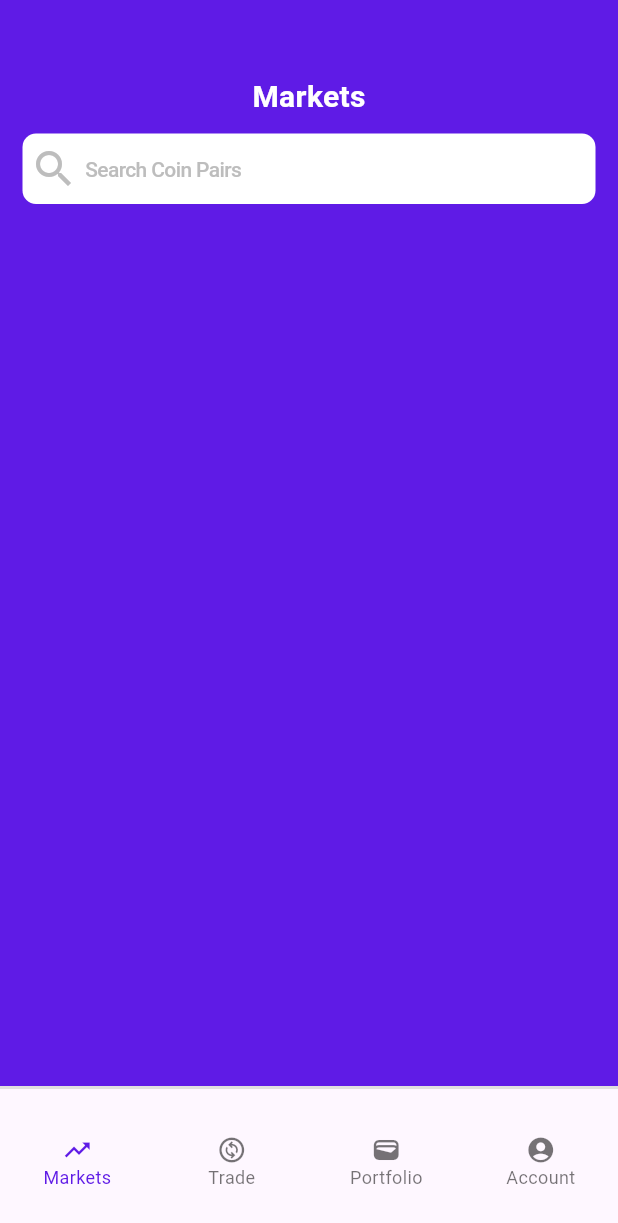
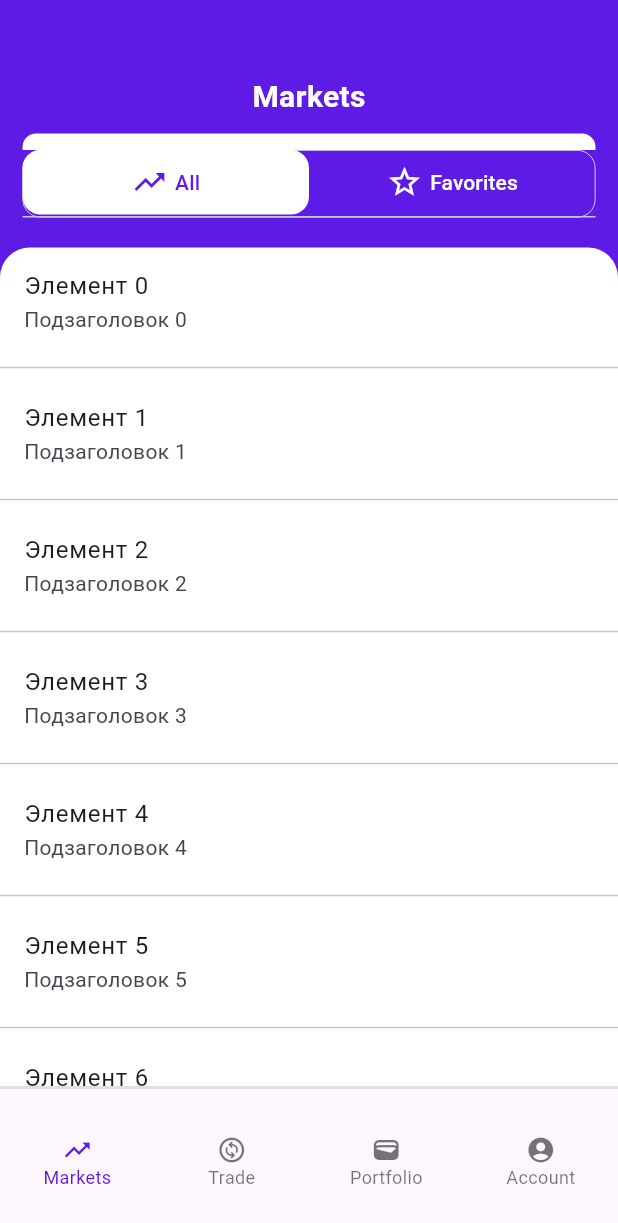
Before and after one commit to Timur-hub21/markets_list, a Flutter app: the screen it shows after launch, on a phone screen of 412 x 824 dp. Shown: the top 1223 px of the screen. Run offline on Flutter 3.47's test engine with Material 3 defaults, Android fonts, the phone set to English and light mode, and no system bars.

Commit message:
Markets screen slivers imple

```diff
--- a/lib/screens/markets_screen.dart
+++ b/lib/screens/markets_screen.dart
@@ -1,6 +1,6 @@
 import 'package:flutter/material.dart';
 import 'package:markets_list/constants/app_colors.dart';
-import 'package:markets_list/widgets/markets_screen_app_bar.dart';
+import 'package:markets_list/widgets/markets_screen_sliver.dart';
 
 class MarketsScreen extends StatelessWidget {
   const MarketsScreen({super.key});
@@ -9,11 +9,7 @@ class MarketsScreen extends StatelessWidget {
   Widget build(BuildContext context) {
     return const Scaffold(
       backgroundColor: AppColors.blueBackgroundColor,
-      body: CustomScrollView(
-        slivers: <Widget>[
-          MarketsScreenAppBar(),
-        ],
-      ),
+      body: MarketsScreenSliver(),
     );
   }
 }
--- a/lib/widgets/markets_screen_app_bar.dart
+++ /dev/null
@@ -1,47 +0,0 @@
-import 'package:flutter/cupertino.dart';
-import 'package:flutter/material.dart';
-import 'package:markets_list/constants/app_colors.dart';
-
-class MarketsScreenAppBar extends StatefulWidget {
-  const MarketsScreenAppBar({super.key});
-
-  @override
-  State<MarketsScreenAppBar> createState() => _MarketsScreenAppBarState();
-}
-
-class _MarketsScreenAppBarState extends State<MarketsScreenAppBar> {
-  @override
-  Widget build(BuildContext context) => SliverAppBar(
-        expandedHeight: 250,
-        backgroundColor: AppColors.blueBackgroundColor,
-        flexibleSpace: Padding(
-          padding: const EdgeInsets.symmetric(horizontal: 15, vertical: 50),
-          child: Column(
-            crossAxisAlignment: CrossAxisAlignment.center,
-            children: [
-              const Text(
-                'Markets',
-                style: TextStyle(
-                  color: AppColors.whiteBackgroundColor,
-                  fontSize: 20,
-                  fontWeight: FontWeight.w600,
-                ),
-              ),
-              const SizedBox(height: 10),
-              CupertinoSearchTextField(
-                padding: const EdgeInsets.symmetric(vertical: 13.5),
-                prefixInsets: const EdgeInsets.symmetric(horizontal: 5),
-                prefixIcon: Icon(Icons.search, size: 32, color: Colors.grey.shade400),
-                backgroundColor: AppColors.whiteBackgroundColor,
-                placeholder: 'Search Coin Pairs',
-                placeholderStyle: TextStyle(
-                  fontSize: 14,
-                  fontWeight: FontWeight.w500,
-                  color: Colors.grey.shade400,
-                ),
-              ),
-            ],
-          ),
-        ),
-      );
-}
--- /dev/null
+++ b/lib/widgets/markets_screen_sliver.dart
@@ -0,0 +1,185 @@
+import 'package:flutter/cupertino.dart';
+import 'package:flutter/material.dart';
+import 'package:markets_list/constants/app_colors.dart';
+
+class MarketsScreenSliver extends StatefulWidget {
+  const MarketsScreenSliver({super.key});
+
+  @override
+  State<MarketsScreenSliver> createState() => _MarketsScreenSliverState();
+}
+
+class _MarketsScreenSliverState extends State<MarketsScreenSliver>
+    with SingleTickerProviderStateMixin {
+  final TextEditingController searchController = TextEditingController();
+
+  late TabController tabController;
+
+  bool isFirstItemSelected = true;
+
+  @override
+  void initState() {
+    tabController = TabController(length: 2, vsync: this);
+    super.initState();
+  }
+
+  @override
+  void dispose() {
+    tabController.dispose();
+    super.dispose();
+  }
+
+  final ScrollController _scrollController = ScrollController();
+
+  @override
+  Widget build(BuildContext context) => CustomScrollView(
+        controller: _scrollController,
+        slivers: <Widget>[
+          SliverAppBar(
+            toolbarHeight: 100,
+            pinned: true,
+            backgroundColor: AppColors.blueBackgroundColor,
+            flexibleSpace: SingleChildScrollView(
+              child: Padding(
+                padding: const EdgeInsets.symmetric(horizontal: 15, vertical: 50),
+                child: Column(
+                  crossAxisAlignment: CrossAxisAlignment.center,
+                  children: [
+                    const Text(
+                      'Markets',
+                      style: TextStyle(
+                        color: AppColors.whiteBackgroundColor,
+                        fontSize: 20,
+                        fontWeight: FontWeight.w600,
+                      ),
+                    ),
+                    const SizedBox(height: 10),
+                    CupertinoSearchTextField(
+                      controller: searchController,
+                      padding: const EdgeInsets.symmetric(vertical: 13.5),
+                      prefixInsets: const EdgeInsets.symmetric(horizontal: 5),
+                      prefixIcon: Icon(Icons.search, size: 32, color: Colors.grey.shade400),
+                      backgroundColor: AppColors.whiteBackgroundColor,
+                      placeholder: 'Search Coin Pairs',
+                      placeholderStyle: TextStyle(
+                        fontSize: 14,
+                        fontWeight: FontWeight.w500,
+                        color: Colors.grey.shade400,
+                      ),
+                    ),
+                    const SizedBox(height: 15),
+                  ],
+                ),
+              ),
+            ),
+          ),
+          SliverToBoxAdapter(
+            child: Padding(
+              padding: const EdgeInsets.symmetric(horizontal: 15),
+              child: Stack(
+                children: [
+                  SizedBox(
+                    height: 45,
+                    child: DecoratedBox(
+                      decoration: BoxDecoration(
+                        border: Border.all(width: 0.5, color: AppColors.whiteBackgroundColor),
+                        borderRadius: BorderRadius.circular(12.0),
+                      ),
+                      child: TabBar(
+                        labelColor: isFirstItemSelected
+                            ? AppColors.blueBackgroundColor
+                            : AppColors.whiteBackgroundColor,
+                        unselectedLabelColor: isFirstItemSelected
+                            ? AppColors.whiteBackgroundColor
+                            : AppColors.blueBackgroundColor,
+                        padding: EdgeInsets.zero,
+                        indicatorPadding: EdgeInsets.zero,
+                        labelPadding: EdgeInsets.zero,
+                        controller: tabController,
+                        indicator: const BoxDecoration(
+                          border: Border(
+                            bottom: BorderSide(
+                              color: Colors.transparent,
+                              width: 0.0,
+                            ),
+                          ),
+                        ),
+                        tabs: [
+                          InkWell(
+                            onTap: () => setState(() => isFirstItemSelected = true),
+                            child: Container(
+                              width: MediaQuery.sizeOf(context).width,
+                              decoration: BoxDecoration(
+                                borderRadius: BorderRadius.circular(12.0),
+                                color: isFirstItemSelected
+                                    ? AppColors.whiteBackgroundColor
+                                    : Colors.transparent,
+                              ),
+                              child: const Tab(
+                                child: Row(
+                                  mainAxisAlignment: MainAxisAlignment.center,
+                                  mainAxisSize: MainAxisSize.max,
+                                  children: [
+                                    Icon(Icons.trending_up),
+                                    SizedBox(width: 5),
+                                    Text('All'),
+                                  ],
+                                ),
+                              ),
+                            ),
+                          ),
+                          InkWell(
+                            onTap: () => setState(() => isFirstItemSelected = false),
+                            child: Container(
+                              width: MediaQuery.sizeOf(context).width,
+                              decoration: BoxDecoration(
+                                borderRadius: BorderRadius.circular(12.0),
+                                color: isFirstItemSelected
+                                    ? Colors.transparent
+                                    : AppColors.whiteBackgroundColor,
+                              ),
+                              child: const Tab(
+                                child: Row(
+                                  mainAxisAlignment: MainAxisAlignment.center,
+                                  mainAxisSize: MainAxisSize.max,
+                                  children: [
+                                    Icon(Icons.star_border),
+                                    SizedBox(width: 5),
+                                    Text('Favorites'),
+                                  ],
+                                ),
+                              ),
+                            ),
+                          ),
+                        ],
+                      ),
+                    ),
+                  ),
+                ],
+              ),
+            ),
+          ),
+          const SliverToBoxAdapter(child: SizedBox(height: 20)),
+          DecoratedSliver(
+            decoration: const BoxDecoration(
+              color: AppColors.whiteBackgroundColor,
+              borderRadius: BorderRadius.only(
+                topLeft: Radius.circular(20.0),
+                topRight: Radius.circular(20.0),
+              ),
+            ),
+            sliver: SliverList.separated(
+              itemBuilder: (BuildContext context, int index) {
+                return ListTile(
+                  title: Text('Элемент $index'),
+                  subtitle: Text('Подзаголовок $index'),
+                );
+              },
+              separatorBuilder: (BuildContext context, int index) {
+                return const Divider();
+              },
+            ),
+          ),
+        ],
+      );
+}
```
